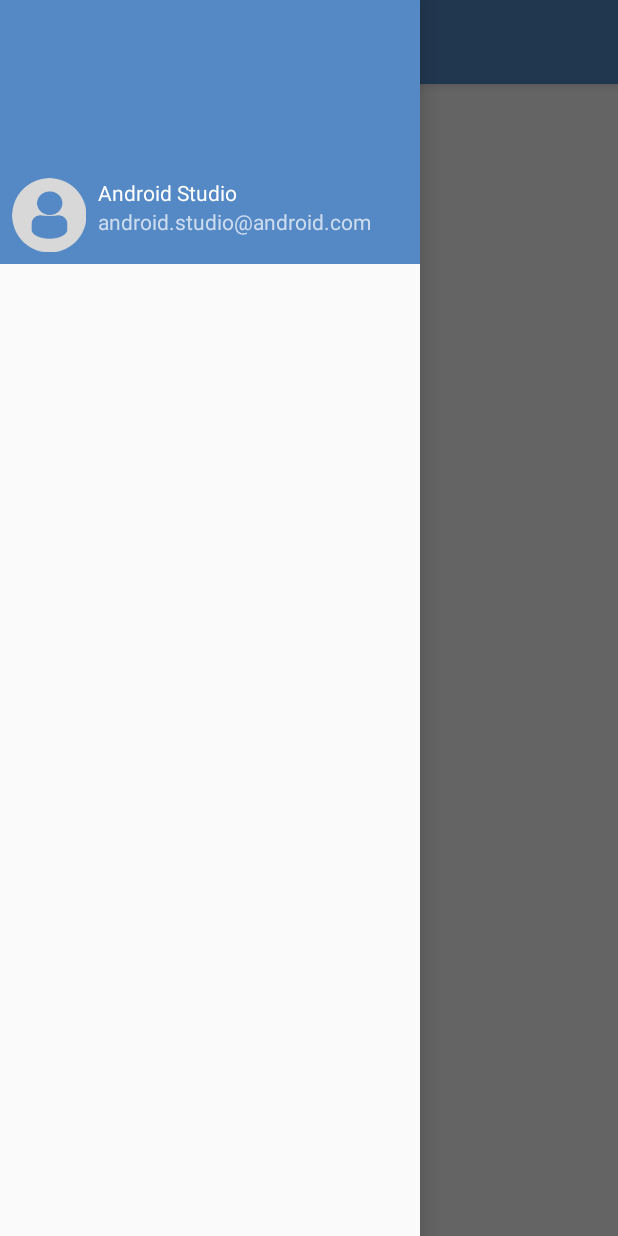
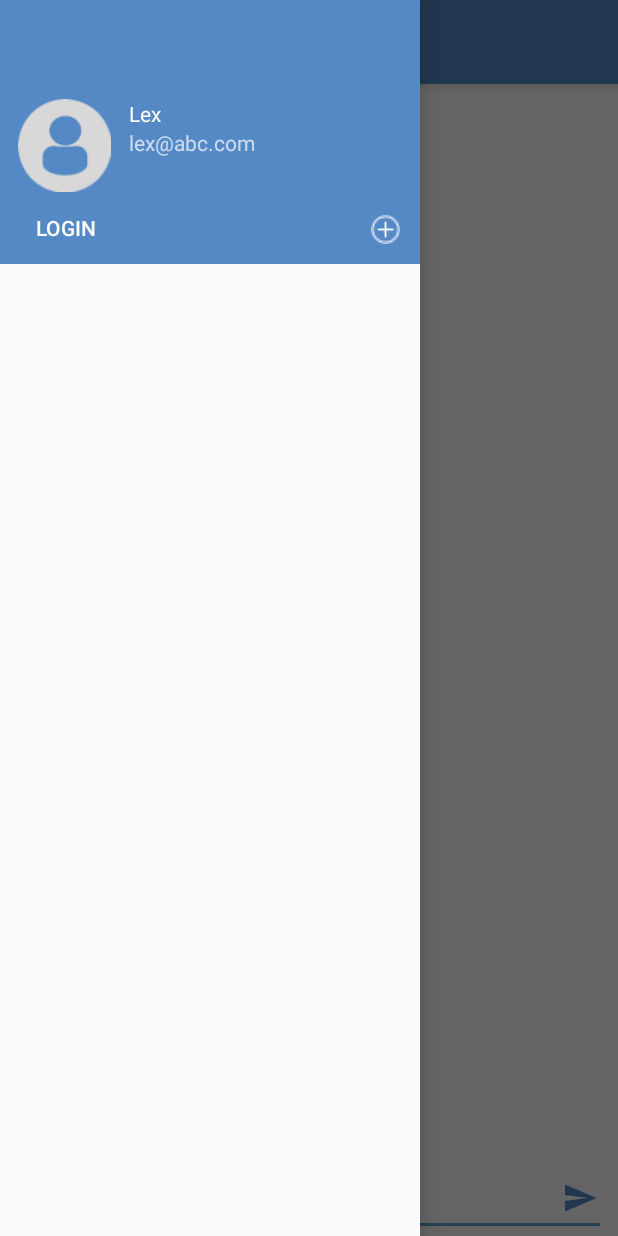
Before and after one commit to Lexxlegolas/matrix, an Android app: the screen it shows after launch (MainActivity), with the side drawer open, on a phone screen of 412 x 824 dp. Run offline under Robolectric (Android 15) with nearby library versions, the phone set to English and light mode, and no system bars.

Commit message:
the second

```diff
--- a/app/build.gradle
+++ b/app/build.gradle
@@ -31,4 +31,5 @@ dependencies {
     testImplementation 'junit:junit:4.12'
     androidTestImplementation 'com.android.support.test:runner:1.0.2'
     androidTestImplementation 'com.android.support.test.espresso:espresso-core:3.0.2'
+    implementation 'com.android.support:recyclerview-v7:28.0.0'
 }
--- a/app/src/main/java/com/example/matrix/MainActivity.kt
+++ b/app/src/main/java/com/example/matrix/MainActivity.kt
@@ -8,6 +8,7 @@ import android.support.v7.app.ActionBarDrawerToggle
 import android.support.v7.app.AppCompatActivity
 import android.view.Menu
 import android.view.MenuItem
+import android.view.View
 import kotlinx.android.synthetic.main.activity_main.*
 import kotlinx.android.synthetic.main.app_bar_main.*
 
@@ -33,4 +34,19 @@ class MainActivity : AppCompatActivity()
             super.onBackPressed()
         }
     }
+
+    fun loginBtnNavClicked(view: View)
+    {
+
+    }
+
+    fun addChannelClicked(view: View)
+    {
+
+    }
+
+    fun sendMsgBtnClicked(view: View)
+    {
+
+    }
 }
--- a/app/src/main/res/layout/content_main.xml
+++ b/app/src/main/res/layout/content_main.xml
@@ -10,12 +10,36 @@
         tools:context=".MainActivity">
 
     <TextView
-            android:layout_width="wrap_content"
+            android:layout_width="0dp"
             android:layout_height="wrap_content"
-            android:text="Hello World!"
-            app:layout_constraintBottom_toBottomOf="parent"
+            android:text="Please Log In"
             app:layout_constraintLeft_toLeftOf="parent"
             app:layout_constraintRight_toRightOf="parent"
-            app:layout_constraintTop_toTopOf="parent"/>
+            app:layout_constraintTop_toTopOf="parent" android:textAlignment="center" android:layout_marginTop="8dp"
+            android:id="@+id/mainChannelView"/>
+    <EditText
+            android:layout_width="0dp"
+            android:layout_height="wrap_content"
+            android:inputType="textMultiLine"
+            android:ems="10"
+            android:id="@+id/messageTextField"
+            app:layout_constraintBottom_toBottomOf="parent" android:layout_marginEnd="8dp"
+            app:layout_constraintEnd_toEndOf="parent" android:layout_marginStart="8dp"
+            app:layout_constraintStart_toStartOf="parent" android:hint="message:"/>
+    <ImageButton
+            android:layout_width="35dp"
+            android:layout_height="35dp" app:srcCompat="@drawable/ic_menu_send"
+            android:id="@+id/sendMessageBtn"
+            android:tint="@color/colorPrimary" android:layout_marginBottom="8dp"
+            app:layout_constraintBottom_toBottomOf="parent" app:layout_constraintEnd_toEndOf="parent"
+            android:layout_marginEnd="8dp" android:background="@android:color/transparent"
+            android:onClick="sendMsgBtnClicked"/>
+    <android.support.v7.widget.RecyclerView
+            android:layout_width="395dp"
+            android:layout_height="587dp" app:layout_constraintTop_toBottomOf="@+id/mainChannelView"
+            app:layout_constraintEnd_toEndOf="parent"
+            app:layout_constraintStart_toStartOf="parent"
+            app:layout_constraintBottom_toTopOf="@+id/messageTextField" app:layout_constraintHorizontal_bias="0.0"
+            app:layout_constraintVertical_bias="0.0" android:id="@+id/messageListView"/>
 
 </android.support.constraint.ConstraintLayout>
--- a/app/src/main/res/layout/nav_header_main.xml
+++ b/app/src/main/res/layout/nav_header_main.xml
@@ -9,34 +9,49 @@
         android:gravity="bottom" android:id="@+id/linearLayout">
 
     <ImageView
-            android:layout_width="wrap_content"
-            android:layout_height="wrap_content"
+            android:layout_width="70dp"
+            android:layout_height="70dp"
             android:paddingTop="@dimen/nav_header_vertical_spacing"
             app:srcCompat="@drawable/profiledefault"
             android:contentDescription="@string/nav_header_desc"
-            android:id="@+id/imageView"
-            android:layout_marginBottom="8dp"
-            app:layout_constraintBottom_toBottomOf="parent" android:layout_marginStart="8dp"
-            app:layout_constraintStart_toStartOf="parent"/>
+            android:id="@+id/userImageNavHeader"
+            android:layout_marginStart="8dp"
+            app:layout_constraintStart_toStartOf="parent" android:layout_marginBottom="8dp"
+            app:layout_constraintBottom_toTopOf="@+id/loginBtnNavHeader"/>
 
     <TextView
             android:layout_width="wrap_content"
             android:layout_height="wrap_content"
             android:paddingTop="@dimen/nav_header_vertical_spacing"
-            android:text="@string/nav_header_title"
+            android:text="Lex"
             android:textAppearance="@style/TextAppearance.AppCompat.Body1"
-            android:id="@+id/textView2"
-            tools:text="Lex" app:layout_constraintStart_toEndOf="@+id/imageView"
+            android:id="@+id/userNameNavHeader"
+            tools:text="Lex" app:layout_constraintStart_toEndOf="@+id/userImageNavHeader"
             android:layout_marginStart="8dp"
-            app:layout_constraintTop_toTopOf="@+id/imageView"/>
+            app:layout_constraintTop_toTopOf="@+id/userImageNavHeader"/>
 
     <TextView
             android:layout_width="wrap_content"
             android:layout_height="wrap_content"
-            android:text="@string/nav_header_subtitle"
-            android:id="@+id/textView"
+            android:text="lex@abc.com"
+            android:id="@+id/userEmailNavHeader"
             tools:text="lex@abc.com"
-            app:layout_constraintStart_toEndOf="@+id/imageView" android:layout_marginStart="8dp"
-            app:layout_constraintTop_toBottomOf="@+id/textView2"/>
+            app:layout_constraintStart_toEndOf="@+id/userImageNavHeader" android:layout_marginStart="8dp"
+            app:layout_constraintTop_toBottomOf="@+id/userNameNavHeader"/>
+    <Button
+            android:text="LOGIN"
+            android:layout_width="wrap_content"
+            android:layout_height="32dp"
+            android:id="@+id/loginBtnNavHeader" android:layout_marginBottom="8dp"
+            app:layout_constraintBottom_toBottomOf="parent" app:layout_constraintStart_toStartOf="parent"
+            android:layout_marginStart="24dp" android:background="@android:color/transparent"
+            android:onClick="loginBtnNavClicked" android:textAlignment="viewStart"/>
+    <ImageButton
+            android:layout_width="30dp"
+            android:layout_height="30dp" app:srcCompat="@drawable/addchannelbutton"
+            android:id="@+id/addChannelBtn"
+            android:background="@android:color/transparent" android:scaleType="fitXY" android:padding="5dp"
+            app:layout_constraintEnd_toEndOf="parent" android:layout_marginEnd="8dp" android:layout_marginBottom="8dp"
+            app:layout_constraintBottom_toBottomOf="parent" android:onClick="addChannelClicked"/>
 
 </android.support.constraint.ConstraintLayout>
```
